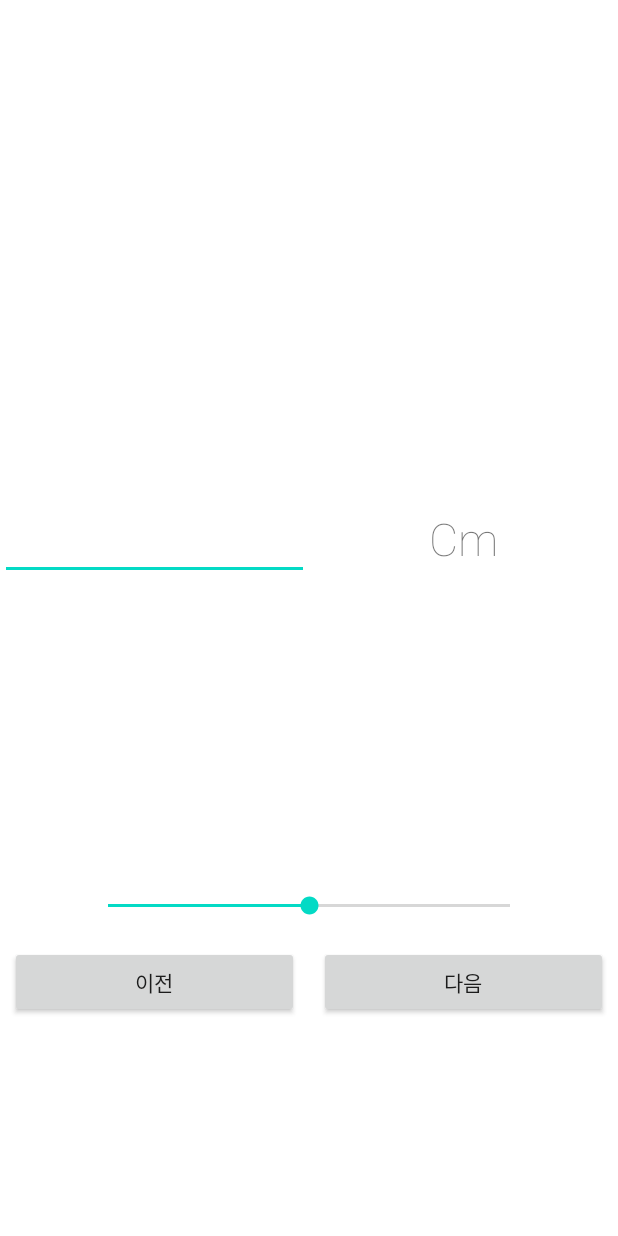
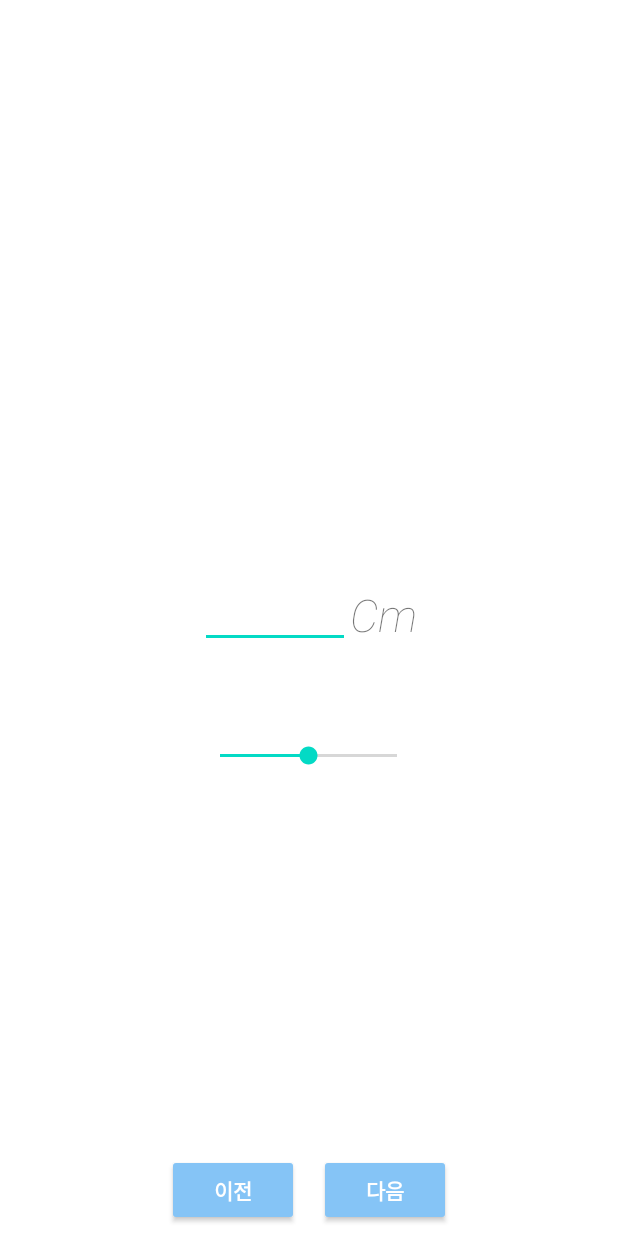
Before and after one commit to e994301s/BMI_Project, an Android app: the ThirdActivity screen opened directly, with no data from a screen before it, on a phone screen of 412 x 824 dp. Run offline under Robolectric (Android 15) with nearby library versions, the phone set to English and light mode, and no system bars; 2 statements that could not run were skipped.

Commit message:
activity_fourth.xml (weight) activity_third.xml (height) FourthActivity.java (weight) ThirdActivity.java (height) mh1-mh4, picture wh1-wh5, picture
Update.
20.12.18

```diff
--- a/BMI_2/app/src/main/java/com/android/bmi_2/FourthActivity.java
+++ b/BMI_2/app/src/main/java/com/android/bmi_2/FourthActivity.java
@@ -3,6 +3,7 @@ package com.android.bmi_2;
 import android.app.Activity;
 import android.content.Intent;
 import android.os.Bundle;
+import android.view.View;
 import android.widget.Button;
 import android.widget.EditText;
 import android.widget.ImageView;
--- a/BMI_2/app/src/main/res/layout/activity_third.xml
+++ b/BMI_2/app/src/main/res/layout/activity_third.xml
@@ -27,47 +27,56 @@
     <LinearLayout
         android:layout_width="match_parent"
         android:layout_height="wrap_content"
+        android:layout_weight="1"
+        android:orientation="horizontal"
+        android:layout_gravity="center|bottom"
+        android:gravity="center"
         >
 
         <EditText
             android:id="@+id/editCm"
-            android:layout_width="match_parent"
+            android:layout_width="100dp"
             android:layout_height="wrap_content"
-            android:layout_weight="1"
+            android:gravity="center"
             />
         <TextView
             android:id="@+id/tv"
-            android:layout_width="match_parent"
+            android:layout_width="wrap_content"
             android:layout_height="wrap_content"
             android:textSize="30dp"
             android:text="Cm"
             android:textFontWeight="3"
-            android:gravity="center"
-            android:layout_weight="1"
+            android:textStyle="italic"
             />
     </LinearLayout>
 
+    <LinearLayout
+        android:layout_width="match_parent"
+        android:layout_height="wrap_content"
+        android:layout_weight="2"
+        android:gravity="center|top"
+        >
 
         <SeekBar
             android:id="@+id/sb01"
-        android:layout_width="300sp"
-        android:layout_height="40sp"
-        android:layout_marginTop="200dp"
+            android:layout_width="150dp"
+            android:layout_height="wrap_content"
             android:background="@color/material_on_primary_disabled"
-        android:max='300'
+            android:max='100'
             app:layout_constraintBottom_toTopOf="@+id/progressBar"
             app:layout_constraintEnd_toEndOf="parent"
             app:layout_constraintHorizontal_bias="0.495"
             app:layout_constraintStart_toStartOf="parent"
             app:layout_constraintTop_toTopOf="parent"
             app:layout_constraintVertical_bias="1.0"
-        android:progress="150"
-        android:layout_gravity="center"/>
-
+            android:progress="50"
+            />
+    </LinearLayout>
     <LinearLayout
+        android:orientation="horizontal"
         android:layout_width="match_parent"
         android:layout_height="wrap_content"
-        android:layout_weight="1"
+        android:gravity="center"
         >
         <Button
             android:id="@+id/back"
@@ -75,7 +84,11 @@
             android:layout_height="wrap_content"
             android:layout_margin="10px"
             android:text="이전"
-            android:layout_weight="1"
+            android:textColor="#ffffff"
+            android:backgroundTint="#85c4f6"
+
+            android:typeface="monospace"
+            android:textStyle="bold"
             />
         <Button
             android:id="@+id/next"
@@ -83,7 +96,11 @@
             android:layout_height="wrap_content"
             android:layout_margin="10px"
             android:text="다음"
-            android:layout_weight="1"
+            android:layout_marginLeft="160dp"
+            android:textColor="#ffffff"
+            android:backgroundTint="#85c4f6"
+            android:typeface="monospace"
+            android:textStyle="bold"
             />
 
     </LinearLayout>
```
Also changed, not shown: BMI_2/app/src/main/java/com/android/bmi_2/ThirdActivity.java (+7 -9 lines), BMI_2/app/src/main/res/layout/activity_fourth.xml (+30 -14 lines), BMI_2/app/src/main/res/drawable-v24/mh1.png (deleted), BMI_2/app/src/main/res/drawable-v24/mh2.png (deleted), BMI_2/app/src/main/res/drawable-v24/mh3.png (deleted), BMI_2/app/src/main/res/drawable-v24/mh4.png (deleted), BMI_2/app/src/main/res/drawable-v24/wh1.png (deleted), BMI_2/app/src/main/res/drawable-v24/wh2.png (deleted), BMI_2/app/src/main/res/drawable-v24/wh3.png (deleted), BMI_2/app/src/main/res/drawable-v24/wh4.png (deleted), BMI_2/app/src/main/res/drawable/mh1.png (added), BMI_2/app/src/main/res/drawable/mh2.png (added), BMI_2/app/src/main/res/drawable/mh3.png (added), BMI_2/app/src/main/res/drawable/mh4.png (added), 4 more files. Lines whose indentation alone changed are shown as unchanged.
